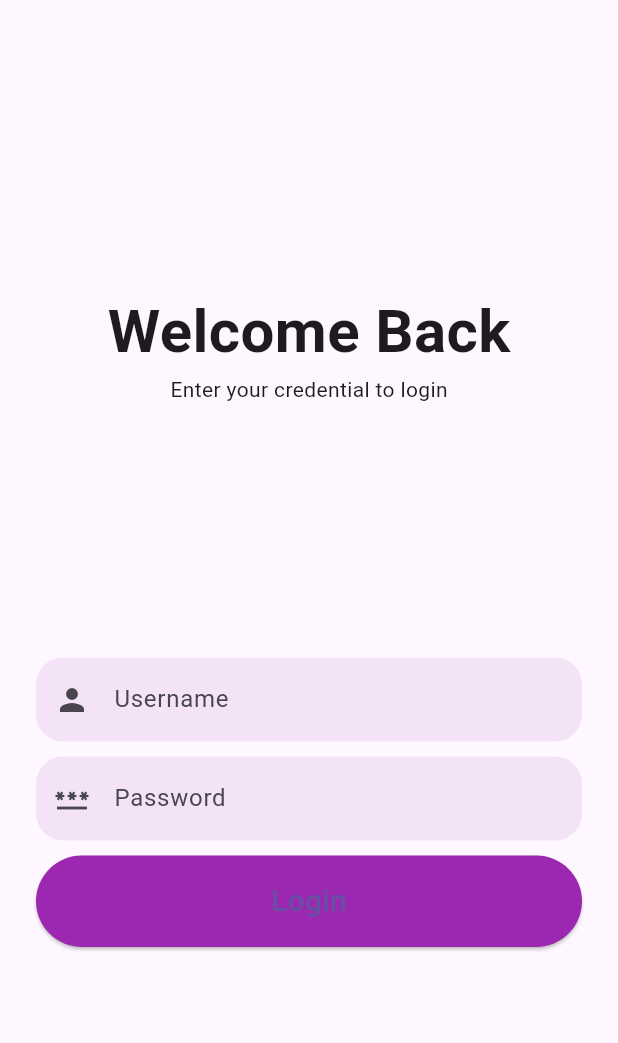
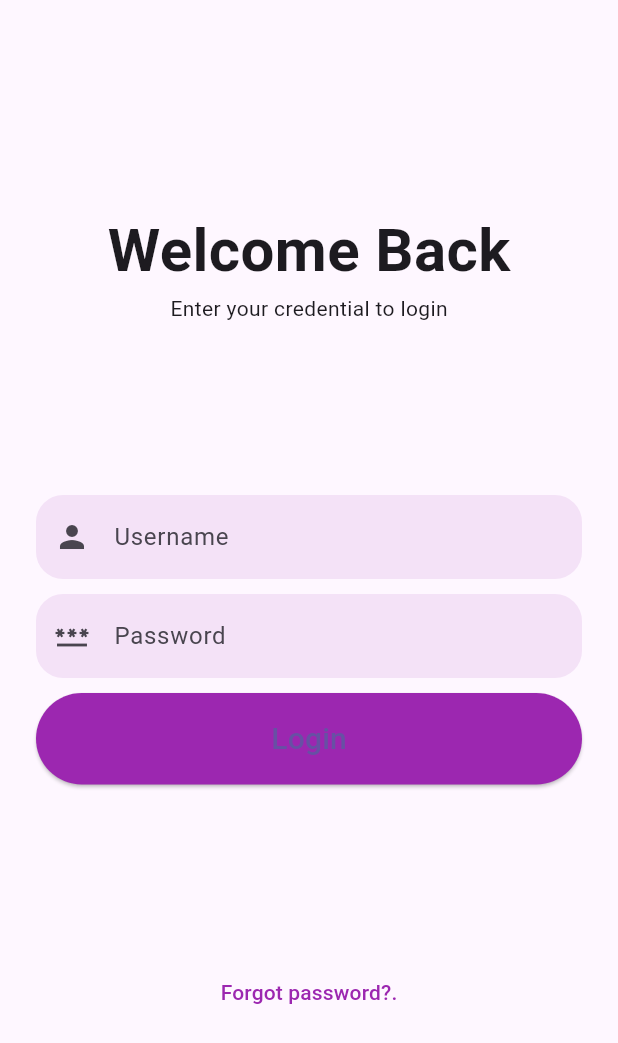
Before and after one commit to hyzic23/beta_app, a Flutter app: the screen it shows after launch, on a phone screen of 412 x 824 dp. Shown: the top 1043 px of the screen. Run offline on Flutter 3.47's test engine with Material 3 defaults, Android fonts, the phone set to English and light mode, and no system bars.

Commit message:
Added the forgot password link text

```diff
--- a/lib/screens/login.dart
+++ b/lib/screens/login.dart
@@ -15,7 +15,7 @@
             children: [
               _header(context),
               _inputField(context),
-              // _forgotPassword(context),
+              _forgotPassword(context),
               // _signup(context),
             ],
           ),
@@ -76,8 +76,21 @@
           ),
           child: const Text(
             "Login",
-            style: TextStyle(fontSize: 20),
+            style: TextStyle(
+              fontSize: 20,
+            ),
           ))
     ],
   );
 }
+
+//ForgotPassword UI
+_forgotPassword(context) {
+  return TextButton(
+    onPressed: () {},
+    child: const Text(
+      "Forgot password?.",
+      style: TextStyle(color: Colors.purple),
+    ),
+  );
+}
```
